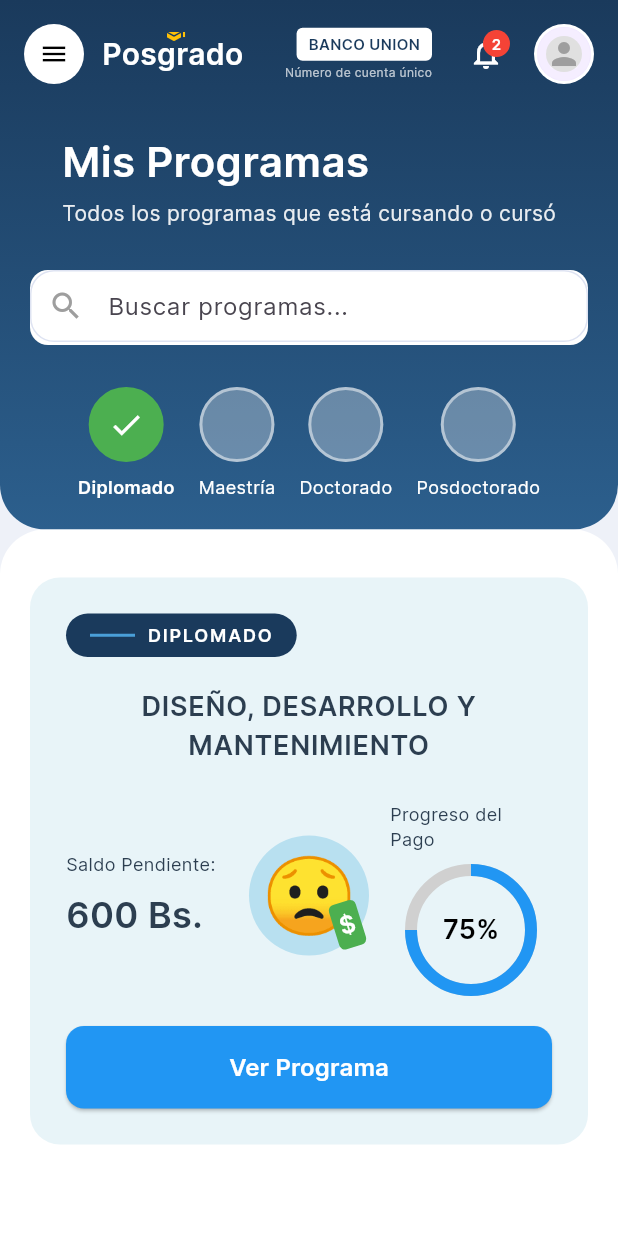
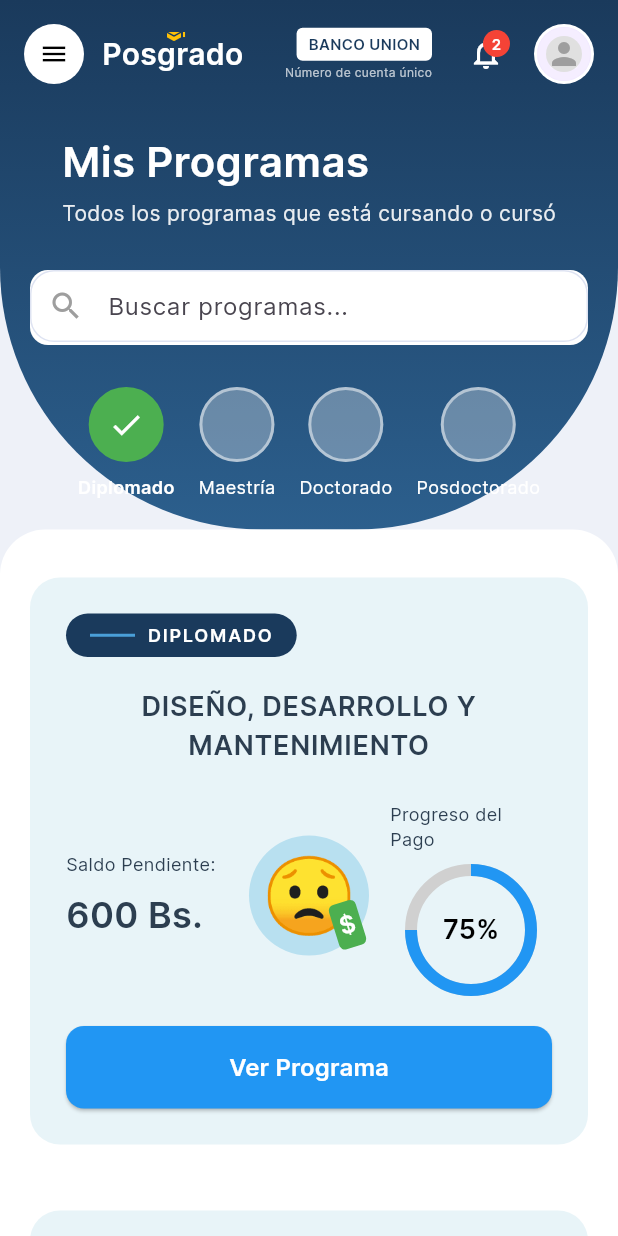
Before and after one commit to cortezsolizbrayan-jpg/Ssut_tarija, a Flutter app: the screen it shows after launch, on a phone screen of 412 x 824 dp. Run offline on Flutter 3.47's test engine with Material 3 defaults, Android fonts, the phone set to English and light mode, and no system bars; our stand-ins replace dio, flutter_svg, go_router, rive.

Commit message:
feed: border

```diff
--- a/lib/features/sistema/screens/diplomados/components/app_header.dart
+++ b/lib/features/sistema/screens/diplomados/components/app_header.dart
@@ -16,8 +16,8 @@ class AppHeader extends StatelessWidget {
           ],
         ),
         borderRadius: BorderRadius.only(
-          bottomLeft: Radius.circular(30),
-          bottomRight: Radius.circular(30),
+          bottomLeft: Radius.circular(175),
+          bottomRight: Radius.circular(175),
         ),
       ),
       child: SafeArea(
--- a/lib/features/sistema/screens/diplomados/diplomados_screen.dart
+++ b/lib/features/sistema/screens/diplomados/diplomados_screen.dart
@@ -61,6 +61,24 @@ class DiplomadosScreen extends StatelessWidget {
                           progresoPago: 75,
                         ),
                         const SizedBox(height: 20),
+                        const DiplomadoCard(
+                          titulo: "DISEÑO, DESARROLLO Y MANTENIMIENTO",
+                          saldoPendiente: 600,
+                          progresoPago: 75,
+                        ),
+                        const SizedBox(height: 20),
+                        const DiplomadoCard(
+                          titulo: "DISEÑO, DESARROLLO Y MANTENIMIENTO",
+                          saldoPendiente: 600,
+                          progresoPago: 75,
+                        ),
+                        const SizedBox(height: 20),
+                        const DiplomadoCard(
+                          titulo: "DISEÑO, DESARROLLO Y MANTENIMIENTO",
+                          saldoPendiente: 600,
+                          progresoPago: 75,
+                        ),
+                        const SizedBox(height: 20),
                       ],
                     ),
                   ),
```
